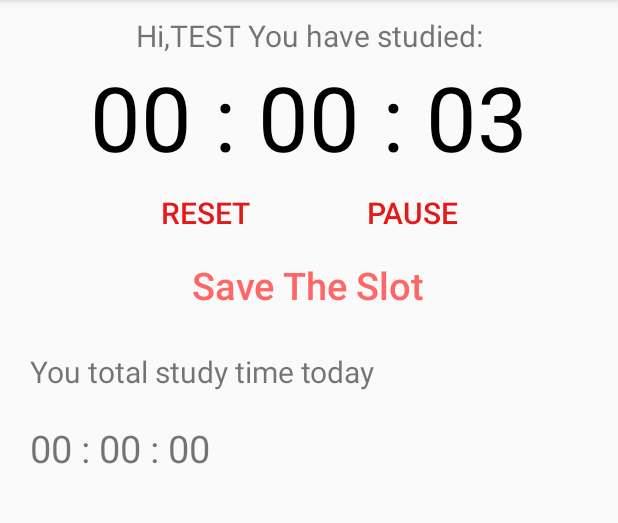
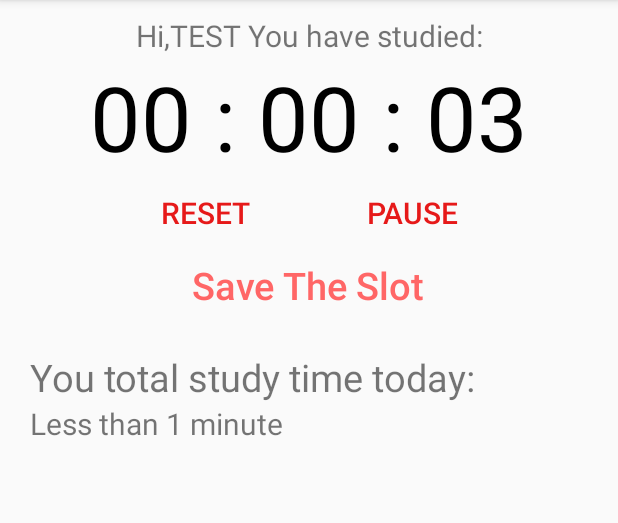
Before and after one commit to de2rick/StudyTimer, an Android app: the screen it shows after launch (MainActivity), after a tap on "START", on a phone screen of 412 x 824 dp, the part 84-607 px from its top. Run offline under Robolectric (Android 15) with nearby library versions, the phone set to English and light mode, and no system bars.

Commit message:
Add total time per day

```diff
--- a/StudyTimer/app/src/main/java/com/example/studytimer/MainActivity.java
+++ b/StudyTimer/app/src/main/java/com/example/studytimer/MainActivity.java
@@ -29,10 +29,12 @@ import java.util.TimerTask;
 public class MainActivity extends AppCompatActivity {
     private TimeAdp adapter;
     private TextView showtime;
+    private TextView perday;
     private Button mstart;
     private Timer mtimer;
     private TimerTask mtimerTask;
     private Double mtime = 0.0;
+    private Double ttime = 0.0;
     private boolean isstart = false;
     //private Button gotohistory;
     private List<TimerModel> timelist;
@@ -43,6 +45,7 @@ public class MainActivity extends AppCompatActivity {
         super.onCreate(savedInstanceState);
         setContentView(R.layout.activity_main);
         showtime = findViewById(R.id.uoaclock);
+        perday = findViewById(R.id.perday);
         mstart = findViewById(R.id.uoastart);
         mtimer = new Timer();
 /*        gotohistory = findViewById(R.id.uoahistory);
@@ -152,6 +155,7 @@ public class MainActivity extends AppCompatActivity {
                     if(mtimerTask != null)
                     {
                         addhistory();
+                        if (ttime>=60) perday.setText(getwordtime(ttime));
                         mtimerTask.cancel();
                         mstart.setText("START");
                         mstart.setTextColor(ContextCompat.getColor(MainActivity.this, R.color.green));
@@ -258,6 +262,17 @@ public class MainActivity extends AppCompatActivity {
         String output = String.format("%02d",hours) + " : " + String.format("%02d",minutes) + " : " + String.format("%02d",seconds);
         return output;
     }
-
+    private String getwordtime(double time)
+    {
+        int rounded = (int) Math.round(time);
+        int minutes = ((rounded % 86400) % 3600) / 60;
+        int hours = ((rounded % 86400) / 3600);
+        String h = " Hour ";
+        if (hours > 1) h = " Hours ";
+        String m = " Minute ";
+        if (minutes > 1) m = " Minutes ";
+        String output = hours + h + minutes + m;
+        return output;
+    }
 
 }
--- a/StudyTimer/app/src/main/res/layout/activity_main.xml
+++ b/StudyTimer/app/src/main/res/layout/activity_main.xml
@@ -23,5 +23,4 @@
     <include layout="@layout/content_main" />
 
 
-
 </androidx.coordinatorlayout.widget.CoordinatorLayout>
--- a/StudyTimer/app/src/main/res/layout/content_main.xml
+++ b/StudyTimer/app/src/main/res/layout/content_main.xml
@@ -99,18 +99,19 @@
             android:id="@+id/daytext"
             android:layout_width="wrap_content"
             android:layout_height="wrap_content"
-            android:text="You total study time today"
-            android:layout_margin="20dp"
-            android:textSize="20sp"
+            android:text="You total study time today:"
+            android:layout_marginTop="20dp"
+            android:layout_marginLeft="20dp"
+            android:textSize="25sp"
             android:layout_below="@+id/newday"
             />
         <TextView
             android:id="@+id/perday"
             android:layout_width="wrap_content"
             android:layout_height="wrap_content"
-            android:text="00 : 00 : 00"
+            android:text="Less than 1 minute"
             android:layout_marginLeft="20dp"
-            android:textSize="25sp"
+            android:textSize="20sp"
             android:layout_below="@+id/daytext"
             />
 
```
